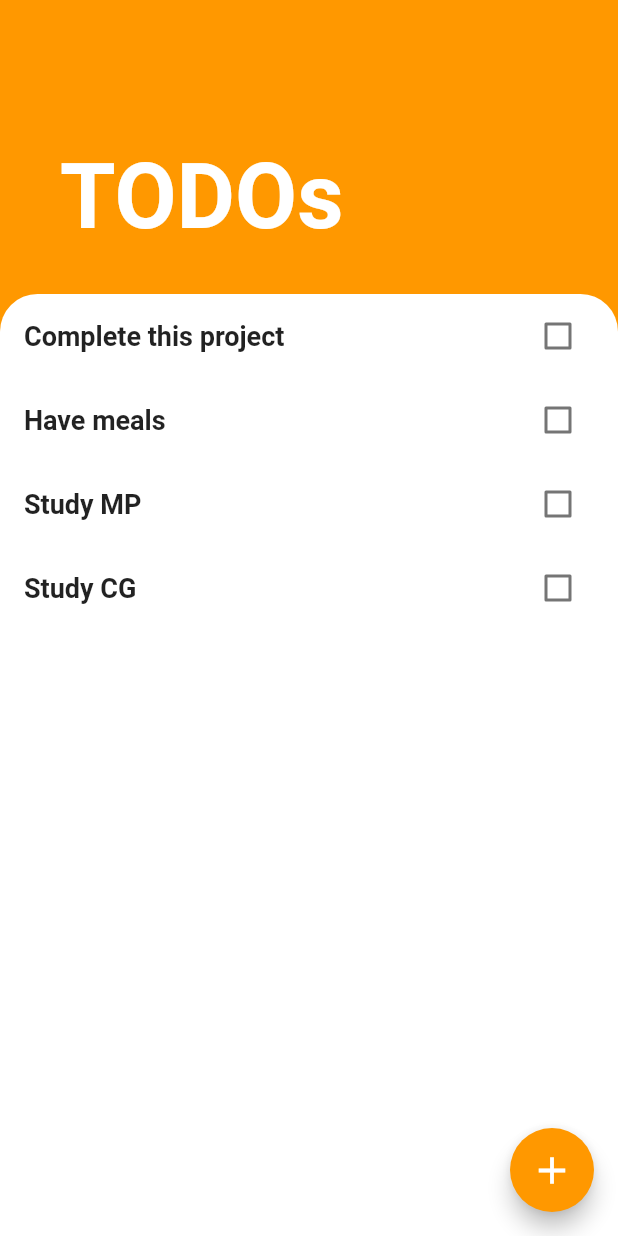
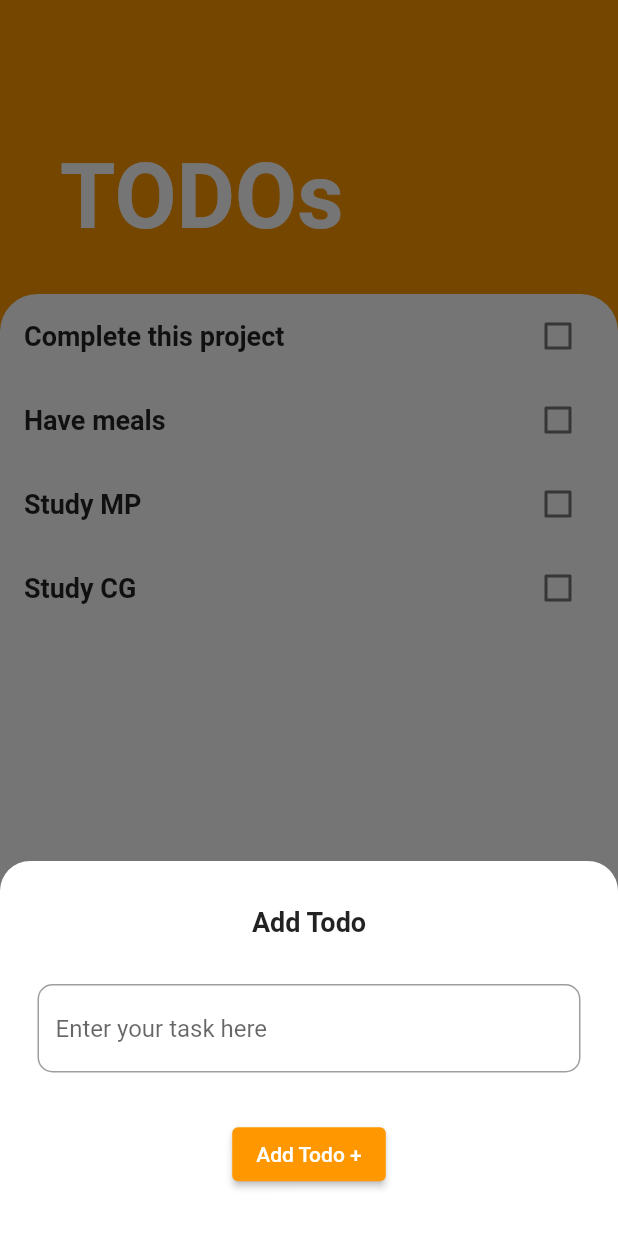
Before and after one commit to Deepak-coder80/SIMPTODO, a Flutter app: the screen it shows after launch, after a tap on the "add" icon, on a phone screen of 412 x 824 dp. Run offline on Flutter 3.47's test engine with Material 2 defaults, Android fonts, the phone set to English and light mode, and no system bars.

Commit message:
adding to todo complete

```diff
--- /dev/null
+++ b/lib/components/add_todo.dart
@@ -0,0 +1,59 @@
+import 'package:flutter/material.dart';
+import 'package:provider/provider.dart';
+import 'package:simptodo/providers/task_provider.dart';
+
+class AddTask extends StatelessWidget {
+  const AddTask({Key? key}) : super(key: key);
+
+  @override
+  Widget build(BuildContext context) {
+    String title = '';
+    return Container(
+      color:const  Color(0xff757575),
+      child: Container(
+        height: 250,
+        decoration:const  BoxDecoration(
+          color: Colors.white,
+          borderRadius: BorderRadius.only(
+            topRight: Radius.circular(20),
+            topLeft: Radius.circular(20),
+          )
+        ),
+        child: Container(
+          margin: const EdgeInsets.only(left: 25,right: 25),
+          child: Column(
+            mainAxisAlignment: MainAxisAlignment.spaceEvenly,
+            children: [
+              const Text('Add Todo',
+              style: TextStyle(
+                fontWeight: FontWeight.bold,
+                fontSize: 18,
+              ),),
+               TextField(
+                 onChanged: (value){
+                   title = value;
+                 },
+                decoration: InputDecoration(
+                  hintText: 'Enter your task here',
+                  border: OutlineInputBorder(
+                    borderRadius: BorderRadius.circular(10),
+                    borderSide: const BorderSide(
+                      width: 2,
+                    ),
+                  ),
+                ),
+
+              ),
+              ElevatedButton(onPressed: (){
+                Provider.of<TaskProvider>(context,listen: false).addTask(title);
+                Navigator.pop(context);
+              }, child: const Text('Add Todo +',style: TextStyle(
+                color: Colors.white,
+              ),),),
+            ],
+          ),
+        ),
+      ),
+    );
+  }
+}
--- a/lib/providers/task_provider.dart
+++ b/lib/providers/task_provider.dart
@@ -8,5 +8,18 @@ class TaskProvider extends ChangeNotifier{
     Task(title: 'Study CG', isDone: false),
   ];
 
+  get itemCount{
+    return dummyData.length;
+  }
+
+  void addTask(String title){
+    dummyData.add(Task(title: title,isDone: false));
+    notifyListeners();
+  }
+
+  void deleteTask(int index){
+    dummyData.removeAt(index);
+    notifyListeners();
+  }
 
 }
--- a/lib/screens/home_screen.dart
+++ b/lib/screens/home_screen.dart
@@ -1,7 +1,9 @@
 import 'package:flutter/material.dart';
-import '../models/task_model.dart';
 import 'package:provider/provider.dart';
+import 'package:simptodo/components/add_todo.dart';
 import '../providers/task_provider.dart';
+
+
 class HomeScreen extends StatefulWidget {
   const HomeScreen({super.key});
 
@@ -21,7 +23,16 @@ class _HomeScreenState extends State<HomeScreen> {
       ),
       backgroundColor: Colors.orange,
       floatingActionButton: FloatingActionButton(
-        onPressed: () {},
+        onPressed: () {
+          showModalBottomSheet(
+            isScrollControlled: true,
+            context: context, builder: (context)=>SingleChildScrollView(
+            child: Container(
+              padding: EdgeInsets.only(bottom: MediaQuery.of(context).viewInsets.bottom),
+              child: const AddTask(),
+            ),
+          ));
+        },
         child: const Icon(
           Icons.add,
           size: 30,
@@ -54,22 +65,33 @@ class _HomeScreenState extends State<HomeScreen> {
                     topRight: Radius.circular(25)),
               ),
               child: ListView.builder(
-                itemCount: Provider.of<TaskProvider>(context).dummyData.length,
-                itemBuilder: (context, index) => ListTile(
+                itemCount: Provider
+                    .of<TaskProvider>(context)
+                    .itemCount,
+                itemBuilder: (context, index) =>
+                    ListTile(
                       title: Text(
-                    Provider.of<TaskProvider>(context).dummyData[index].title,
-                    style:  TextStyle(
-                      decoration:Provider.of<TaskProvider>(context).dummyData[index].isDone ? TextDecoration.lineThrough:null,
+                        Provider
+                            .of<TaskProvider>(context)
+                            .dummyData[index].title,
+                        style: TextStyle(
+                          decoration: Provider
+                              .of<TaskProvider>(context)
+                              .dummyData[index].isDone ? TextDecoration
+                              .lineThrough : null,
                           fontWeight: FontWeight.bold,
                           fontSize: 18,
                         ),
                       ),
                       trailing: Checkbox(
-                    value: Provider.of<TaskProvider>(context).dummyData[index].isDone,
+                        value: Provider
+                            .of<TaskProvider>(context)
+                            .dummyData[index].isDone,
                         onChanged: (bool? value) {
                           setState(() {
-                        Provider.of<TaskProvider>(context,listen: false).dummyData[index].isDone = value!;
-
+                            Provider
+                                .of<TaskProvider>(context, listen: false)
+                                .dummyData[index].isDone = value!;
                           });
                         },
                       ),
```
Lines whose indentation alone changed are shown as unchanged.
